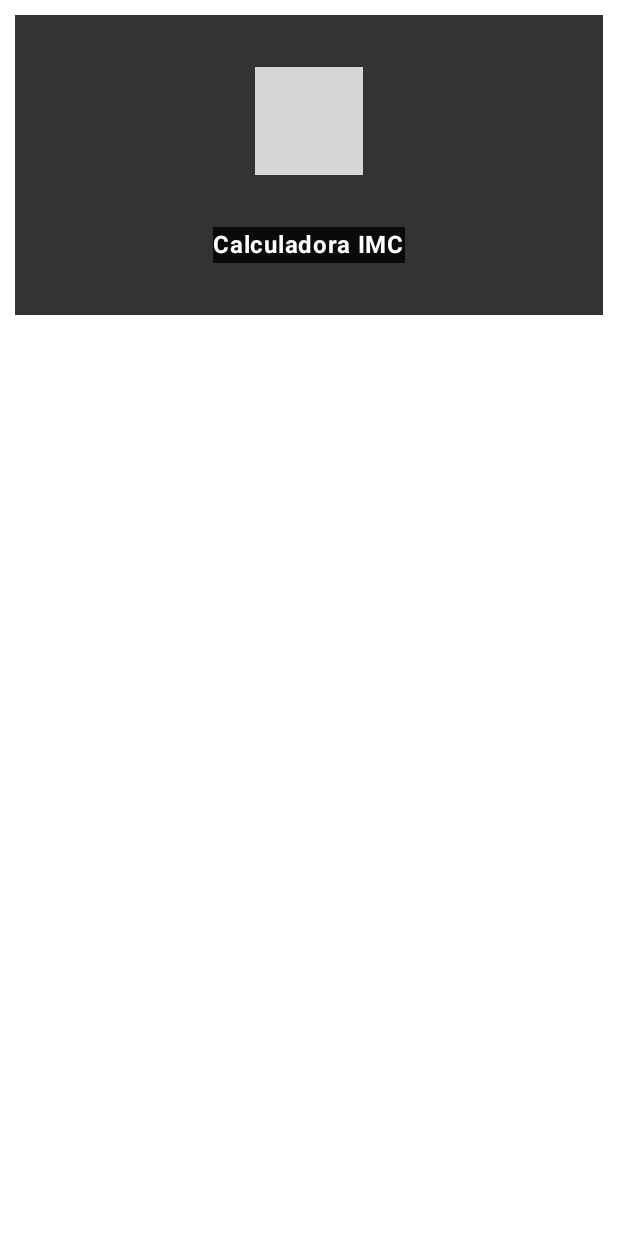
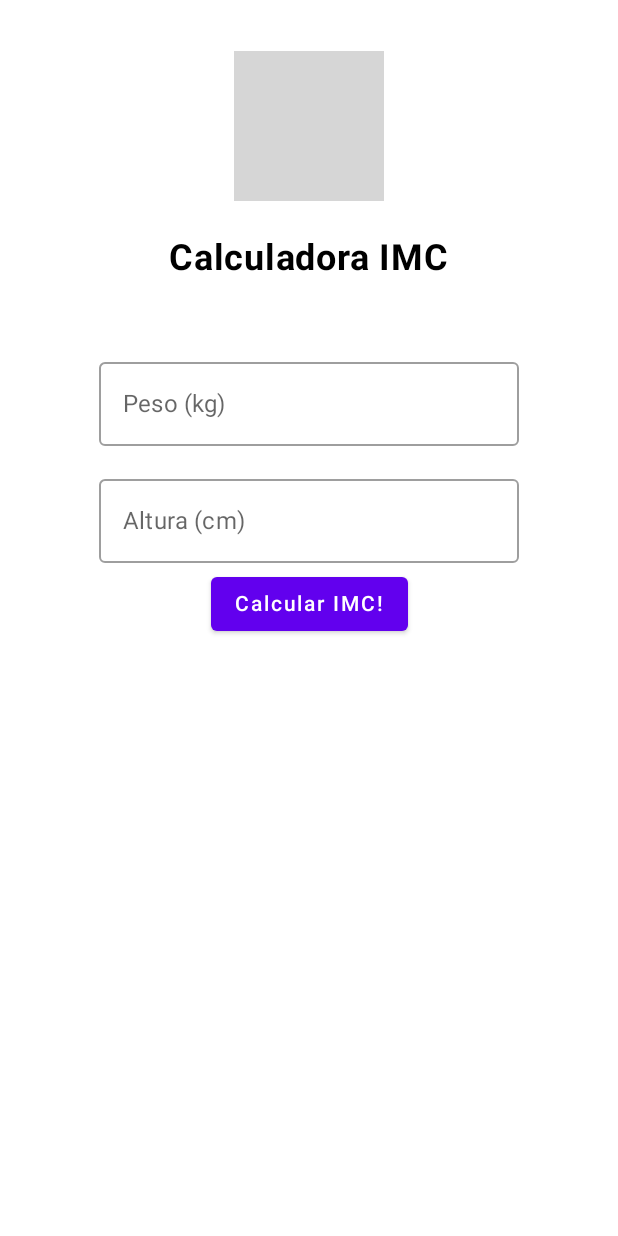
Before and after one commit to LUIZHVA02/TCC-2024, an Android app built with Jetpack Compose: the screen it shows after launch (MainActivity), on a phone screen of 412 x 824 dp. Run offline under Robolectric (Android 15) with nearby library versions, the phone set to English and light mode, and no system bars; our stand-ins replace Compose Multiplatform resources; 1 statement that could not run was skipped; grey boxes are pictures that could not be loaded.

Commit message:
17:28-06/08/2024

```diff
--- a/ppdm/IMC-Calc-Vidal/composeApp/src/commonMain/kotlin/br/senai/sp/jandira/imc/ui/CalculadoraScreen.kt
+++ b/ppdm/IMC-Calc-Vidal/composeApp/src/commonMain/kotlin/br/senai/sp/jandira/imc/ui/CalculadoraScreen.kt
@@ -4,15 +4,21 @@ import androidx.compose.foundation.Image
 import androidx.compose.foundation.background
 import androidx.compose.foundation.layout.Arrangement
 import androidx.compose.foundation.layout.Column
+import androidx.compose.foundation.layout.Spacer
 import androidx.compose.foundation.layout.fillMaxSize
 import androidx.compose.foundation.layout.fillMaxWidth
 import androidx.compose.foundation.layout.height
 import androidx.compose.foundation.layout.offset
 import androidx.compose.foundation.layout.padding
 import androidx.compose.foundation.layout.width
+import androidx.compose.foundation.text.KeyboardOptions
+import androidx.compose.material.Button
+import androidx.compose.material.OutlinedTextField
 import androidx.compose.material.Surface
 import androidx.compose.material.Text
 import androidx.compose.runtime.Composable
+import androidx.compose.runtime.mutableStateOf
+import androidx.compose.runtime.remember
 import androidx.compose.ui.Alignment
 import androidx.compose.ui.Modifier
 import androidx.compose.ui.graphics.Color
@@ -20,6 +26,7 @@ import androidx.compose.ui.layout.ContentScale
 import androidx.compose.ui.text.font.FontFamily
 import androidx.compose.ui.text.font.FontStyle
 import androidx.compose.ui.text.font.FontWeight
+import androidx.compose.ui.text.input.KeyboardType
 import androidx.compose.ui.unit.dp
 import androidx.compose.ui.unit.sp
 import imc_calc_vidal.composeapp.generated.resources.Res
@@ -28,6 +35,15 @@ import org.jetbrains.compose.resources.painterResource
 
 @Composable
 fun calculadoraScreen() {
+
+    var peso = remember {
+        mutableStateOf("")
+    }
+    var altura = remember {
+        mutableStateOf("")
+    }
+    var showContent = remember { mutableStateOf(false) }
+
     Surface(
         modifier = Modifier.fillMaxSize()
     ){
@@ -38,17 +54,17 @@ fun calculadoraScreen() {
                     .height(200.dp)
                     .fillMaxWidth()
                     .background(
-                        color = Color(0xcc000000)
+                        color = Color(0x00000000)
                     ),
                 horizontalAlignment = Alignment.CenterHorizontally,
                 verticalArrangement = Arrangement.SpaceEvenly
             ){
                 Image(
                     modifier = Modifier
-                        .height(72.dp)
-                        .width(72.dp)
+                        .height(100.dp)
+                        .width(100.dp)
                         .background(
-                            color = Color(0xcc000000)
+                            color = Color(0x00000000)
                         ),
                     painter = painterResource(Res.drawable.bmi),
                     contentDescription = "",
@@ -58,17 +74,55 @@ fun calculadoraScreen() {
                 Text(
                     modifier = Modifier
                         .background(
-                            color = Color(0xcc000000)
+                            color = Color(0x00000000)
                         ),
-                    color = Color(0xffffffffff),
+                    color = Color(0xff000000),
                     fontFamily = FontFamily.Default,
-                    fontSize = 16.sp,
+                    fontSize = 24.sp,
                     fontStyle = FontStyle.Normal,
                     fontWeight = FontWeight.Bold,
                     text = "Calculadora IMC")
             }
-            Column {
+            Column (
+                modifier = Modifier
+                    .padding(10.dp)
+                    .height(200.dp)
+                    .fillMaxWidth(),
+                horizontalAlignment = Alignment.CenterHorizontally,
+                verticalArrangement = Arrangement.SpaceEvenly
+            ){
+                OutlinedTextField(
+                    value = peso.value,
+                    onValueChange = {
+                        peso.value = it
+                                    },
+                    label = {
+                        Text("Peso (kg)")
+                            },
+                    keyboardOptions = KeyboardOptions(keyboardType = KeyboardType.Number)
+                )
 
+                Spacer(modifier= Modifier.height(8.dp))
+
+                OutlinedTextField(
+                    value = altura.value,
+                    onValueChange = {
+                        altura.value = it
+                                    },
+                    label = { Text("Altura (cm)") },
+                    keyboardOptions = KeyboardOptions(keyboardType = KeyboardType.Number)
+                )
+
+                Button(
+                    onClick = {
+                        calcularIMC(peso.value, altura.value)
+                        showContent = !showContent
+                    }
+                ){
+                    Text(
+                        text = "Calcular IMC!"
+                    )
+                }
             }
             Column {
 
@@ -76,3 +130,9 @@ fun calculadoraScreen() {
         }
     }
 }
+
+fun calcularIMC(peso: String, altura: String): String{
+    val imc = peso.toFloat()/(altura.toFloat()*altura.toFloat())
+
+    return imc.toString()
+}
```
Also changed, not shown: 1 other file.
